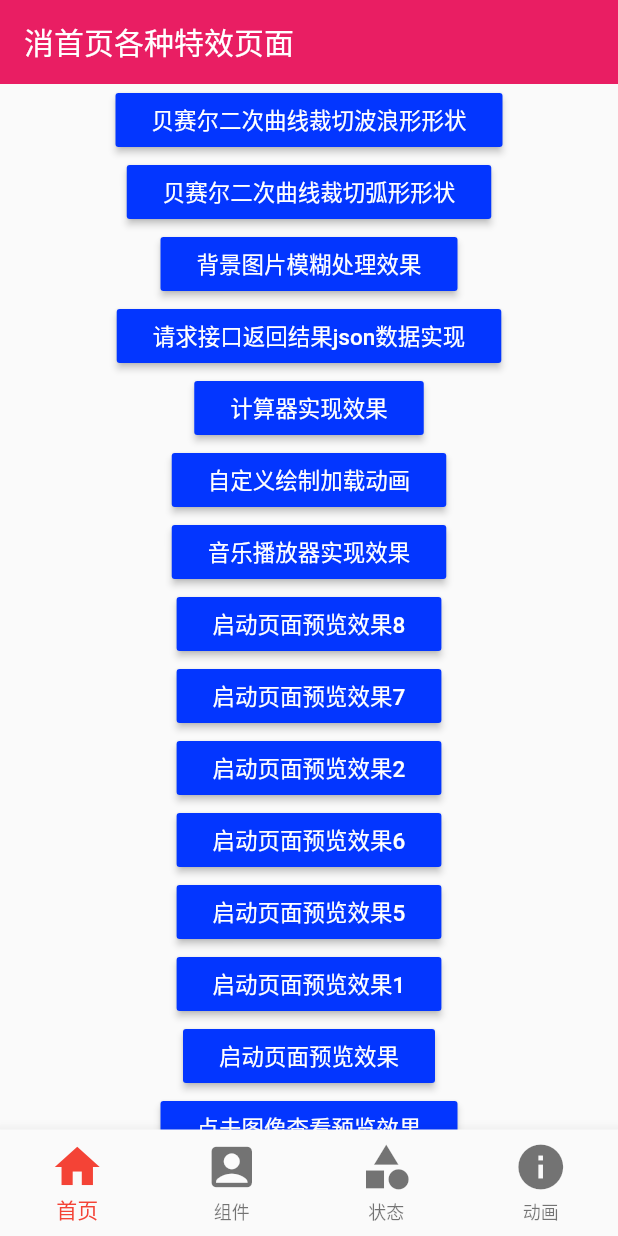
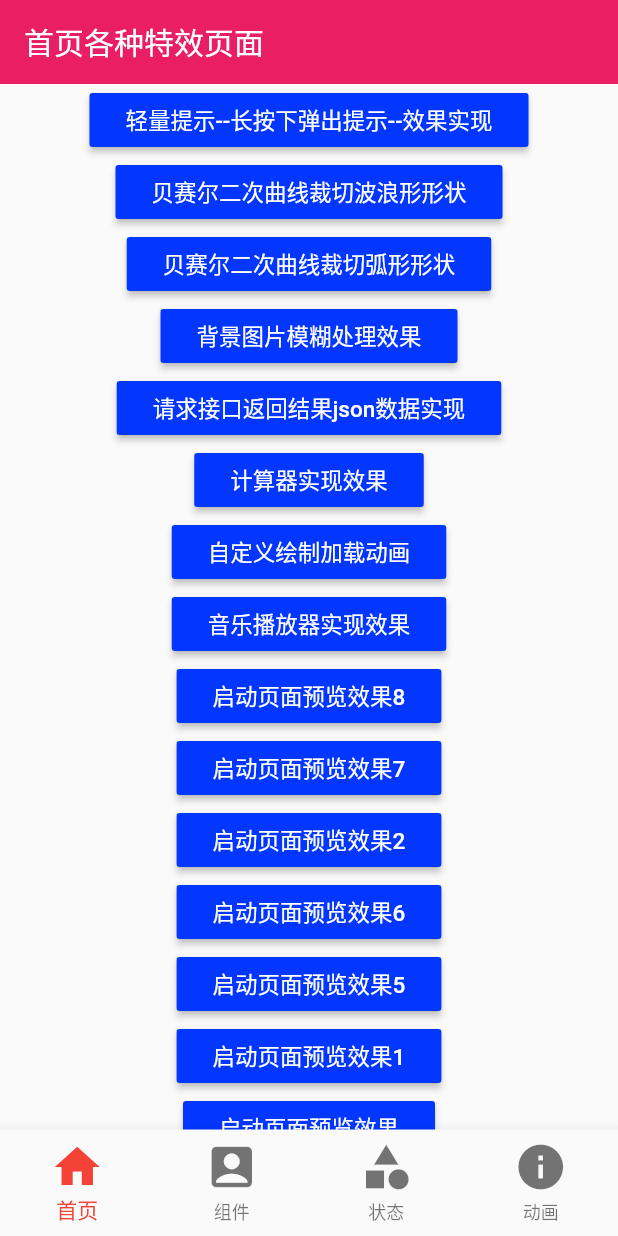
Before and after one commit to suchengyong/flutter_demo, a Flutter app: the screen it shows after launch, on a phone screen of 412 x 824 dp. Run offline on Flutter 3.47's test engine with Material 2 defaults, Android fonts, the phone set to English and light mode, and no system bars; our stand-ins replace after_layout, animated_text_kit, audioplayers, bot_toast, cached_network_image, camera and 32 more; missing offline and left inert: crop, drag_list, flutter_cupertino_date_picker, intro_views_flutter, multi_image_picker, passcode_screen and 3 more.

Commit message:
更新提示组件

```diff
--- a/lib/Pages/HomePage.dart
+++ b/lib/Pages/HomePage.dart
@@ -11,7 +11,7 @@ class _HomePageState extends State<HomePage> {
   Widget build(BuildContext context) {
     return Scaffold(
       appBar: AppBar(
-        title: Text('消首页各种特效页面'),
+        title: Text('首页各种特效页面'),
         elevation: 0.0, //阴影大小
       ),
       body: ListView(
@@ -20,6 +20,17 @@ class _HomePageState extends State<HomePage> {
             crossAxisAlignment: CrossAxisAlignment.center,
             mainAxisAlignment: MainAxisAlignment.center,
             children: <Widget>[
+              RaisedButton(
+                child: Text(
+                  '轻量提示--长按下弹出提示--效果实现',
+                  textAlign: TextAlign.center,
+                ),
+                color: Theme.of(context).accentColor, //使用主题颜色
+                textTheme: ButtonTextTheme.primary, //
+                onPressed: () {
+                  Navigator.pushNamed(context, '/TooltipPage');
+                },
+              ),
               RaisedButton(
                 child: Text(
                   '贝赛尔二次曲线裁切波浪形形状',
--- a/lib/Routes/Index.dart
+++ b/lib/Routes/Index.dart
@@ -137,9 +137,11 @@ import '../components/JsonChangeDataPage.dart';
 import '../components/FrostedGlassPage.dart';
 import '../components/CurveTwoCuttingPage.dart';
 import '../components/CurveWaveCuttingPage.dart';
+import '../components/TooltipPage.dart';
 
 //配置路由
 final routes = {
+  '/TooltipPage': (context) => TooltipPage(),
   '/CurveWaveCuttingPage': (context) => CurveWaveCuttingPage(),
   '/CurveTwoCuttingPage': (context) => CurveTwoCuttingPage(),
   '/FrostedGlassPage': (context) => FrostedGlassPage(),
```
Also changed, not shown: lib/components/TooltipPage.dart (added, +23 -0 lines).
